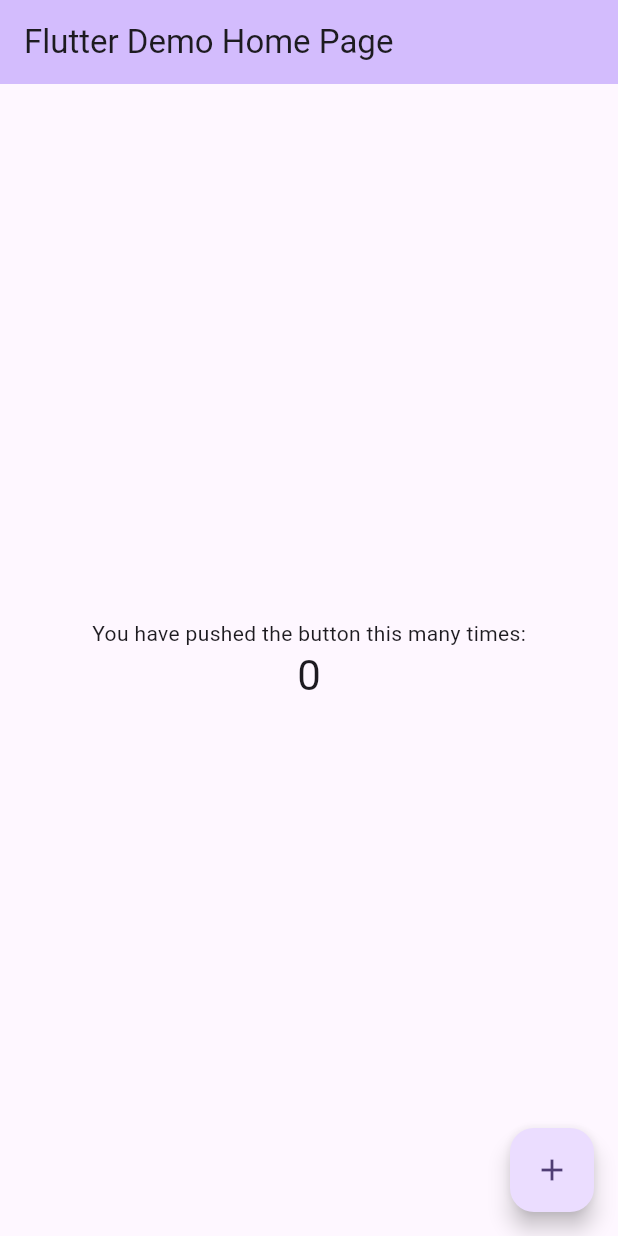
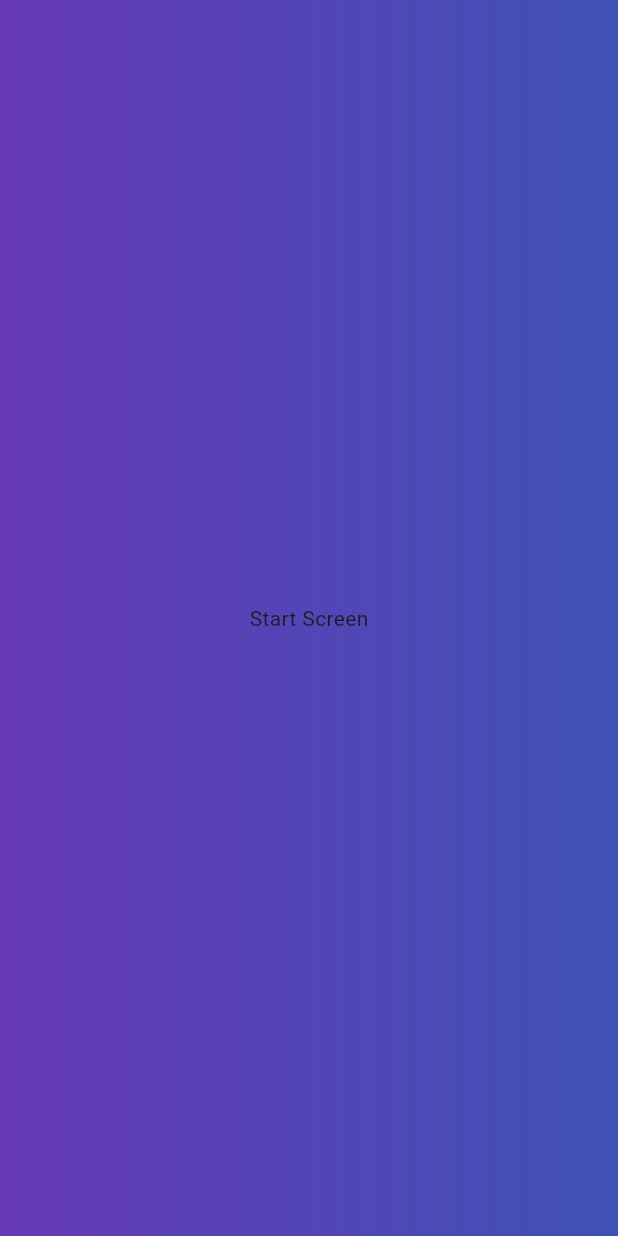
Before and after one commit to BrianPHChen/flutter_adv_basics, a Flutter app: the screen it shows after launch, on a phone screen of 412 x 824 dp. Run offline on Flutter 3.47's test engine with Material 3 defaults, Android fonts, the phone set to English and light mode, and no system bars.

Commit message:
feat: start screen

```diff
--- a/lib/main.dart
+++ b/lib/main.dart
@@ -1,125 +1,20 @@
 import 'package:flutter/material.dart';
 
+import 'package:adv_basics/start_screen.dart';
+
 void main() {
-  runApp(const MyApp());
-}
-
-class MyApp extends StatelessWidget {
-  const MyApp({super.key});
-
-  // This widget is the root of your application.
-  @override
-  Widget build(BuildContext context) {
-    return MaterialApp(
-      title: 'Flutter Demo',
-      theme: ThemeData(
-        // This is the theme of your application.
-        //
-        // TRY THIS: Try running your application with "flutter run". You'll see
-        // the application has a purple toolbar. Then, without quitting the app,
-        // try changing the seedColor in the colorScheme below to Colors.green
-        // and then invoke "hot reload" (save your changes or press the "hot
-        // reload" button in a Flutter-supported IDE, or press "r" if you used
-        // the command line to start the app).
-        //
-        // Notice that the counter didn't reset back to zero; the application
-        // state is not lost during the reload. To reset the state, use hot
-        // restart instead.
-        //
-        // This works for code too, not just values: Most code changes can be
-        // tested with just a hot reload.
-        colorScheme: ColorScheme.fromSeed(seedColor: Colors.deepPurple),
-        useMaterial3: true,
-      ),
-      home: const MyHomePage(title: 'Flutter Demo Home Page'),
-    );
-  }
-}
-
-class MyHomePage extends StatefulWidget {
-  const MyHomePage({super.key, required this.title});
-
-  // This widget is the home page of your application. It is stateful, meaning
-  // that it has a State object (defined below) that contains fields that affect
-  // how it looks.
-
-  // This class is the configuration for the state. It holds the values (in this
-  // case the title) provided by the parent (in this case the App widget) and
-  // used by the build method of the State. Fields in a Widget subclass are
-  // always marked "final".
-
-  final String title;
-
-  @override
-  State<MyHomePage> createState() => _MyHomePageState();
-}
-
-class _MyHomePageState extends State<MyHomePage> {
-  int _counter = 0;
-
-  void _incrementCounter() {
-    setState(() {
-      // This call to setState tells the Flutter framework that something has
-      // changed in this State, which causes it to rerun the build method below
-      // so that the display can reflect the updated values. If we changed
-      // _counter without calling setState(), then the build method would not be
-      // called again, and so nothing would appear to happen.
-      _counter++;
-    });
-  }
-
-  @override
-  Widget build(BuildContext context) {
-    // This method is rerun every time setState is called, for instance as done
-    // by the _incrementCounter method above.
-    //
-    // The Flutter framework has been optimized to make rerunning build methods
-    // fast, so that you can just rebuild anything that needs updating rather
-    // than having to individually change instances of widgets.
-    return Scaffold(
-      appBar: AppBar(
-        // TRY THIS: Try changing the color here to a specific color (to
-        // Colors.amber, perhaps?) and trigger a hot reload to see the AppBar
-        // change color while the other colors stay the same.
-        backgroundColor: Theme.of(context).colorScheme.inversePrimary,
-        // Here we take the value from the MyHomePage object that was created by
-        // the App.build method, and use it to set our appbar title.
-        title: Text(widget.title),
-      ),
-      body: Center(
-        // Center is a layout widget. It takes a single child and positions it
-        // in the middle of the parent.
-        child: Column(
-          // Column is also a layout widget. It takes a list of children and
-          // arranges them vertically. By default, it sizes itself to fit its
-          // children horizontally, and tries to be as tall as its parent.
-          //
-          // Column has various properties to control how it sizes itself and
-          // how it positions its children. Here we use mainAxisAlignment to
-          // center the children vertically; the main axis here is the vertical
-          // axis because Columns are vertical (the cross axis would be
-          // horizontal).
-          //
-          // TRY THIS: Invoke "debug painting" (choose the "Toggle Debug Paint"
-          // action in the IDE, or press "p" in the console), to see the
-          // wireframe for each widget.
-          mainAxisAlignment: MainAxisAlignment.center,
-          children: <Widget>[
-            const Text(
-              'You have pushed the button this many times:',
+  runApp(
+    MaterialApp(
+      home: Scaffold(
+        body: Container(
+          decoration: const BoxDecoration(
+            gradient: LinearGradient(
+              colors: [Colors.deepPurple, Colors.indigo],
             ),
-            Text(
-              '$_counter',
-              style: Theme.of(context).textTheme.headlineMedium,
-            ),
-          ],
+          ),
+          child: const StartScreen(),
         ),
       ),
-      floatingActionButton: FloatingActionButton(
-        onPressed: _incrementCounter,
-        tooltip: 'Increment',
-        child: const Icon(Icons.add),
-      ), // This trailing comma makes auto-formatting nicer for build methods.
-    );
-  }
+    ),
+  );
 }
--- /dev/null
+++ b/lib/start_screen.dart
@@ -0,0 +1,11 @@
+import 'package:flutter/material.dart';
+
+class StartScreen extends StatelessWidget {
+  const StartScreen({super.key});
+  @override
+  Widget build(BuildContext context) {
+    return const Center(
+      child: Text('Start Screen'),
+    );
+  }
+}
```
Also changed, not shown: assets/images/quiz-logo.png (added).
